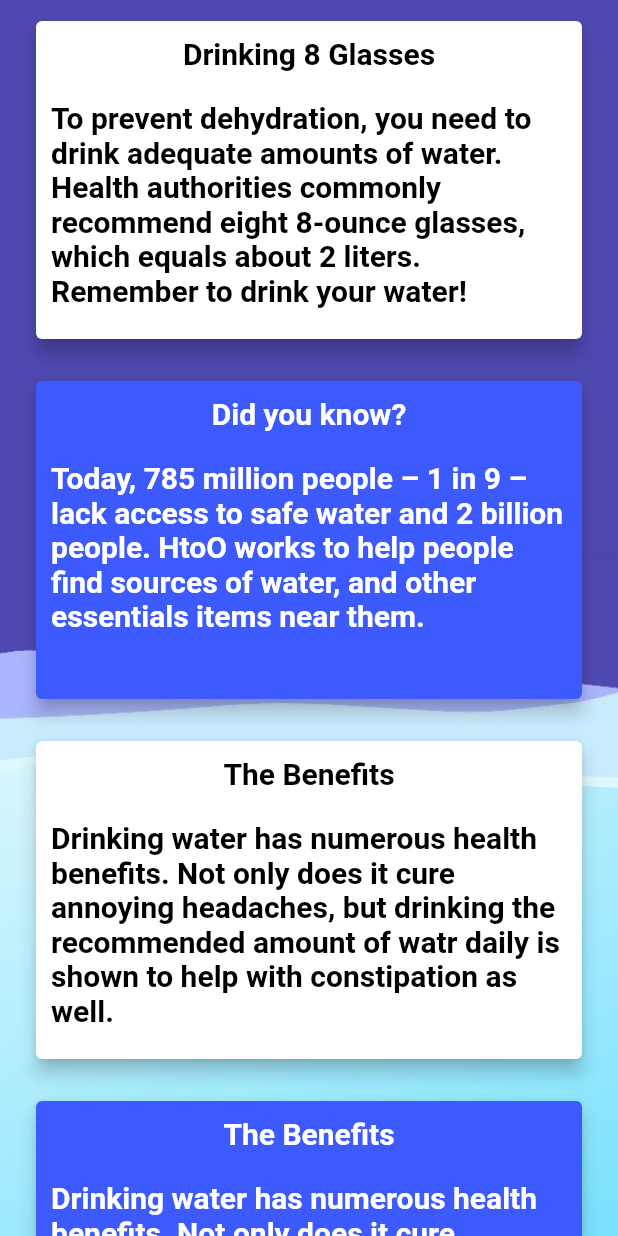
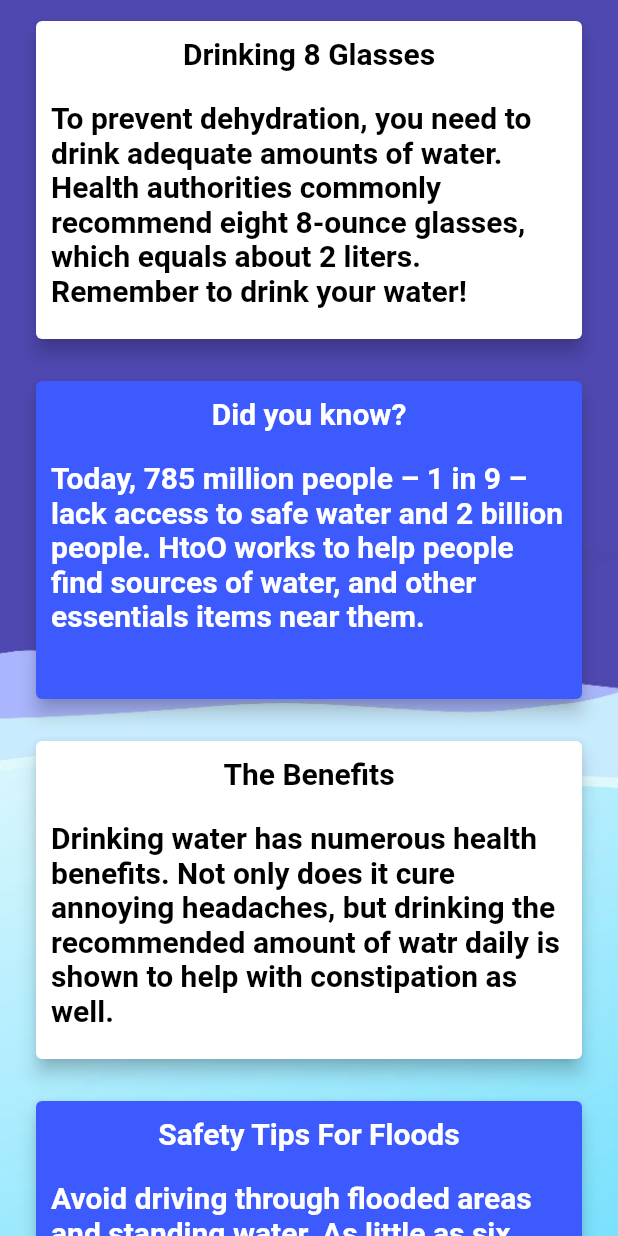
Before and after one commit to SaurontheMighty/HtoO, a Flutter app: the Tips screen opened directly, on a phone screen of 412 x 824 dp. Run offline on Flutter 3.47's test engine with Material 2 defaults, Android fonts, the phone set to English and light mode, and no system bars; our stand-ins replace google_maps_flutter.

Commit message:
tips change

```diff
--- a/lib/main.dart
+++ b/lib/main.dart
@@ -42,7 +42,6 @@ class _HomeState extends State<Home> {
               backgroundColor: Colors.deepPurple[800],
               automaticallyImplyLeading: false,
 
-
           ),
           body: TabBarView(
             physics: NeverScrollableScrollPhysics(),
--- a/lib/tips.dart
+++ b/lib/tips.dart
@@ -11,7 +11,6 @@ class _TipsState extends State<Tips> {
   @override
   Widget build(BuildContext context) {
     return Scaffold(
-
         body: Container(
           decoration: BoxDecoration(
             image: DecorationImage(
@@ -80,7 +79,7 @@ class _TipsState extends State<Tips> {
               //   height: 160.0,
               //   color: Colors.blue[100],
               // ),
-              makeTips("The Benefits","Drinking water has numerous health benefits. Not only does it cure annoying headaches, but drinking the recommended amount of watr daily is shown to help with constipation as well.", 1),
+              makeTips("Safety Tips For Floods","Avoid driving through flooded areas and standing water. As little as six inches of water can cause you to lose control of your vehicle.", 1),
               // Container(
               //   child: Column(
               //     mainAxisAlignment: MainAxisAlignment.start,
@@ -95,7 +94,7 @@ class _TipsState extends State<Tips> {
               //   height: 160.0,
               //   color: Colors.white,
               // ),
-              makeTips("The Benefits","Drinking water has numerous health benefits. Not only does it cure annoying headaches, but drinking the recommended amount of watr daily is shown to help with constipation as well.", 0),
+              makeTips("Efficient Usage of Water","Consider purchasing a low-volume toilet that uses less than half the water of older models. Note: In many areas, low-volume units are required by law.", 0),
               // Container(
               //   child: Column(
               //     mainAxisAlignment: MainAxisAlignment.start,
@@ -110,7 +109,7 @@ class _TipsState extends State<Tips> {
               //   height: 160.0,
               //   color: Colors.blue[100],
               // ),
-              makeTips("The Benefits","Drinking water has numerous health benefits. Not only does it cure annoying headaches, but drinking the recommended amount of watr daily is shown to help with constipation as well.", 1),
+              makeTips("Saving Water","A heavy rain eliminates the need for watering for up to two weeks. Most of the year, lawns only need one inch of water per week.", 1),
             ],
           ),
         ),
```
